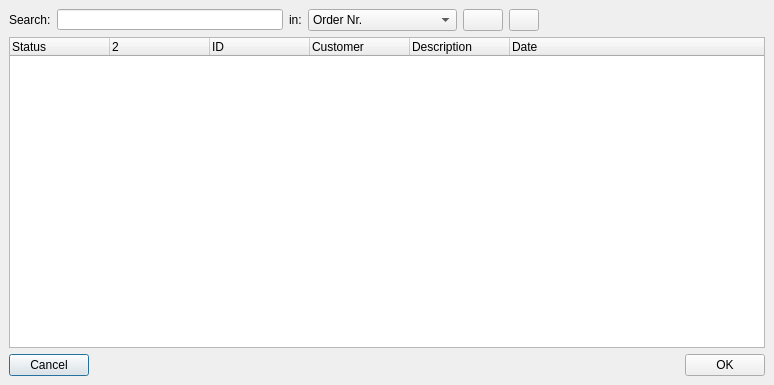
Qt form trunk/ui/proceduresearch.ui (BackupTheBerlios/first4-svn) before a commit.
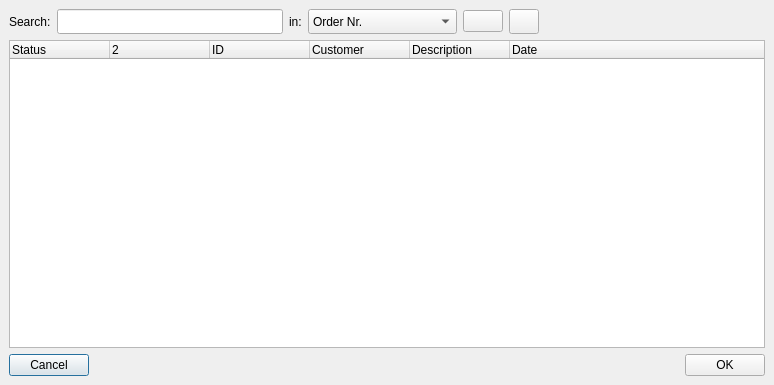
The same form after that commit. Icons and pictures are not drawn.

Diff of the .ui file:
```diff
--- a/trunk/ui/proceduresearch.ui
+++ b/trunk/ui/proceduresearch.ui
@@ -155,13 +155,13 @@
        <property name="minimumSize" >
         <size>
          <width>210</width>
-         <height>0</height>
+         <height>25</height>
         </size>
        </property>
        <property name="maximumSize" >
         <size>
          <width>16777215</width>
-         <height>21</height>
+         <height>25</height>
         </size>
        </property>
       </widget>
@@ -178,7 +178,7 @@
        <property name="minimumSize" >
         <size>
          <width>149</width>
-         <height>0</height>
+         <height>25</height>
         </size>
        </property>
        <item>
```
